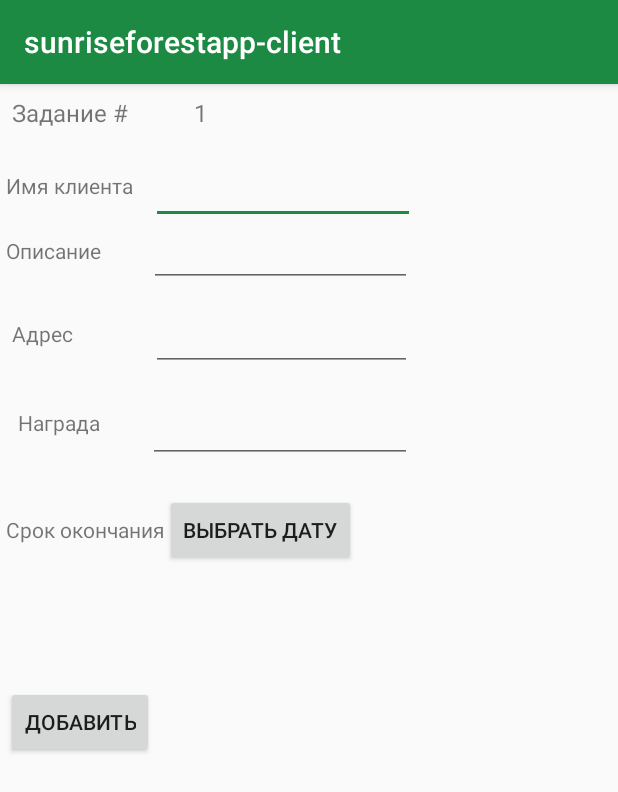
After one commit to Rexedead/sunriseforestapp-client, an Android app: the NewTaskActivity screen opened directly, with no data from a screen before it, on a phone screen of 412 x 824 dp. The commit adds this screen. Shown: the top 792 px of the screen. Run offline under Robolectric (Android 15) with nearby library versions, the phone set to English and light mode, and no system bars.

Commit message:
little UI changes, FAB, newtaskactivity

```diff
--- a/app/src/main/AndroidManifest.xml
+++ b/app/src/main/AndroidManifest.xml
@@ -30,6 +30,8 @@
                 android:name="android.support.PARENT_ACTIVITY"
                 android:value="pro.sunriseforest.sunriseforestapp_client.ui.TaskDeskActivity" />
         </activity>
+        <activity android:name=".ui.NewTaskActivity"
+            android:launchMode="singleTop"/>
     </application>
 
 </manifest>
--- /dev/null
+++ b/app/src/main/java/pro/sunriseforest/sunriseforestapp_client/ui/NewTaskActivity.java
@@ -0,0 +1,116 @@
+package pro.sunriseforest.sunriseforestapp_client.ui;
+
+import android.app.DatePickerDialog;
+import android.os.Bundle;
+import android.support.design.widget.Snackbar;
+import android.support.v7.app.AppCompatActivity;
+import android.view.View;
+import android.widget.Button;
+import android.widget.DatePicker;
+import android.widget.EditText;
+import android.widget.TextView;
+
+import java.util.Calendar;
+
+import pro.sunriseforest.sunriseforestapp_client.R;
+import pro.sunriseforest.sunriseforestapp_client.date.DataBaseHelper;
+import pro.sunriseforest.sunriseforestapp_client.models.Task;
+
+
+public class NewTaskActivity extends AppCompatActivity {
+
+    private DataBaseHelper mServerHelper;
+    Calendar dateAndTime = Calendar.getInstance();
+    Button mTaskDeadline;
+
+    @Override
+    protected void onCreate(Bundle savedInstanceState) {
+        super.onCreate(savedInstanceState);
+        setContentView(R.layout.new_task_activity);
+
+        TextView mTaskId = findViewById(R.id.newTask_id_textView);
+
+        final EditText mClientName = findViewById(R.id.newTask_clientName_editText);
+        final EditText mTaskDescription = findViewById(R.id.newTask_text_editText);
+        final EditText mTaskAddress = findViewById(R.id.newTask_address_editText);
+        final EditText mTaskReward = findViewById(R.id.newTask_reward_editText);
+        mTaskDeadline = findViewById(R.id.newTask_deadline_button);
+        Button mAddNewTask = findViewById(R.id.newTask_add_button);
+
+        mServerHelper = DataBaseHelper.getInstance();
+        mTaskId.setText(String.valueOf(mServerHelper.getTasks().size() + 1));
+
+
+        mTaskDeadline.setOnClickListener(new View.OnClickListener() {
+            @Override
+            public void onClick(View v) {
+                setDate();
+            }
+        });
+
+
+        mAddNewTask.setOnClickListener(new View.OnClickListener() {
+            @Override
+            public void onClick(View v) {
+
+                boolean checkForEmptyField = validateNotEmpty(new EditText[]{
+                        mClientName,
+                        mTaskDescription,
+                        mTaskAddress,
+                        mTaskReward,
+                });
+
+
+                if (!checkForEmptyField) {
+                    Snackbar.make(v, "Неверно заполнены поля", Snackbar.LENGTH_LONG)
+                            .setAction("Action", null).show();
+                } else {
+                    mServerHelper.addNewTask(new Task(
+                            mServerHelper.getTasks().size() + 1,
+                            mClientName.getText().toString(),
+                            (byte)101,
+//                          mTaskAddress.getText().toString(),
+                            Calendar.getInstance().getTime().toString(),
+                            Integer.parseInt(mTaskReward.getText().toString())
+//                          mTaskDeadline.getText().toString(),
+                    ));
+                    finish();
+                }
+            }
+        });
+
+
+    }
+
+    private boolean validateNotEmpty(EditText[] fields) {
+        for (EditText currentField : fields) {
+            if (currentField.getText().toString().length() <= 0) {
+                return false;
+            }
+        }
+        return true;
+    }
+
+
+    private void setDate() {
+        new DatePickerDialog(NewTaskActivity.this, d,
+                dateAndTime.get(Calendar.YEAR),
+                dateAndTime.get(Calendar.MONTH),
+                dateAndTime.get(Calendar.DAY_OF_MONTH))
+                .show();
+
+    }
+
+
+    DatePickerDialog.OnDateSetListener d = new DatePickerDialog.OnDateSetListener() {
+        public void onDateSet(DatePicker view, int year, int monthOfYear, int dayOfMonth) {
+            dateAndTime.set(Calendar.YEAR, year);
+            dateAndTime.set(Calendar.MONTH, monthOfYear);
+            dateAndTime.set(Calendar.DAY_OF_MONTH, dayOfMonth);
+            mTaskDeadline.setText(getString(R.string.date_pick, dayOfMonth, monthOfYear, year));
+
+        }
+    };
+
+
+}
--- /dev/null
+++ b/app/src/main/res/layout/new_task_activity.xml
@@ -0,0 +1,141 @@
+<?xml version="1.0" encoding="utf-8"?>
+<android.support.constraint.ConstraintLayout xmlns:android="http://schemas.android.com/apk/res/android"
+    xmlns:app="http://schemas.android.com/apk/res-auto"
+    xmlns:tools="http://schemas.android.com/tools"
+    android:layout_width="match_parent"
+    android:layout_height="match_parent"
+    tools:context=".ui.NewTaskActivity">
+
+    <TextView
+        android:id="@+id/newTask_id_text_textView"
+        android:layout_width="wrap_content"
+        android:layout_height="wrap_content"
+        android:layout_marginStart="8dp"
+        android:layout_marginTop="8dp"
+        android:text="Задание #"
+        android:textSize="16sp"
+        app:layout_constraintStart_toStartOf="parent"
+        app:layout_constraintTop_toTopOf="parent" />
+
+    <TextView
+        android:id="@+id/newTask_id_textView"
+        android:layout_width="58dp"
+        android:layout_height="20dp"
+        android:layout_marginStart="44dp"
+        android:text="ID"
+        android:textSize="16sp"
+        app:layout_constraintBaseline_toBaselineOf="@+id/newTask_id_text_textView"
+        app:layout_constraintStart_toEndOf="@+id/newTask_id_text_textView" />
+
+    <TextView
+        android:id="@+id/newTask_name_textView"
+        android:layout_width="wrap_content"
+        android:layout_height="wrap_content"
+        android:layout_marginStart="4dp"
+        android:layout_marginTop="28dp"
+        android:text="Имя клиента"
+        app:layout_constraintStart_toStartOf="parent"
+        app:layout_constraintTop_toBottomOf="@+id/newTask_id_text_textView" />
+
+    <EditText
+        android:id="@+id/newTask_clientName_editText"
+        android:layout_width="176dp"
+        android:layout_height="49dp"
+        android:layout_marginStart="12dp"
+        android:textSize="12sp"
+        app:layout_constraintBaseline_toBaselineOf="@+id/newTask_name_textView"
+        app:layout_constraintStart_toEndOf="@+id/newTask_name_textView" />
+
+    <TextView
+        android:id="@+id/newTask_description_textView"
+        android:layout_width="wrap_content"
+        android:layout_height="wrap_content"
+        android:layout_marginStart="4dp"
+        android:layout_marginTop="24dp"
+        android:text="Описание"
+        app:layout_constraintStart_toStartOf="parent"
+        app:layout_constraintTop_toBottomOf="@+id/newTask_name_textView" />
+
+    <EditText
+        android:id="@+id/newTask_text_editText"
+        android:layout_width="175dp"
+        android:layout_height="46dp"
+        android:layout_marginStart="32dp"
+        android:inputType="textMultiLine"
+        android:textSize="12sp"
+        app:layout_constraintBaseline_toBaselineOf="@+id/newTask_description_textView"
+        app:layout_constraintStart_toEndOf="@+id/newTask_description_textView" />
+
+    <TextView
+        android:id="@+id/newTask_address_textView"
+        android:layout_width="wrap_content"
+        android:layout_height="wrap_content"
+        android:layout_marginStart="8dp"
+        android:layout_marginTop="36dp"
+        android:text="Адрес"
+        app:layout_constraintStart_toStartOf="parent"
+        app:layout_constraintTop_toBottomOf="@+id/newTask_description_textView" />
+
+    <EditText
+        android:id="@+id/newTask_address_editText"
+        android:layout_width="174dp"
+        android:layout_height="48dp"
+        android:layout_marginStart="52dp"
+        android:inputType="textMultiLine"
+        android:textSize="12sp"
+        app:layout_constraintBaseline_toBaselineOf="@+id/newTask_address_textView"
+        app:layout_constraintStart_toEndOf="@+id/newTask_address_textView" />
+
+    <TextView
+        android:id="@+id/newTask_reward_textView"
+        android:layout_width="wrap_content"
+        android:layout_height="wrap_content"
+        android:layout_marginStart="12dp"
+        android:layout_marginTop="40dp"
+        android:text="Награда"
+        app:layout_constraintStart_toStartOf="parent"
+        app:layout_constraintTop_toBottomOf="@+id/newTask_address_textView" />
+
+    <EditText
+        android:id="@+id/newTask_reward_editText"
+        android:layout_width="176dp"
+        android:layout_height="51dp"
+        android:layout_marginStart="32dp"
+        android:inputType="number"
+        android:textSize="12sp"
+        android:maxLength="9"
+        app:layout_constraintBaseline_toBaselineOf="@+id/newTask_reward_textView"
+        app:layout_constraintStart_toEndOf="@+id/newTask_reward_textView" />
+
+
+    <TextView
+        android:id="@+id/newTask_deadline_textView"
+        android:layout_width="wrap_content"
+        android:layout_height="wrap_content"
+        android:layout_marginStart="4dp"
+        android:layout_marginTop="52dp"
+        android:text="Срок окончания"
+        app:layout_constraintStart_toStartOf="parent"
+        app:layout_constraintTop_toBottomOf="@+id/newTask_reward_textView" />
+
+    <Button
+        android:id="@+id/newTask_deadline_button"
+        android:layout_width="wrap_content"
+        android:layout_height="wrap_content"
+        android:text="Выбрать дату"
+        app:layout_constraintBaseline_toBaselineOf="@+id/newTask_deadline_textView"
+        app:layout_constraintStart_toEndOf="@+id/newTask_deadline_textView"/>
+
+
+    <Button
+        android:id="@+id/newTask_add_button"
+        android:layout_width="wrap_content"
+        android:layout_height="wrap_content"
+        android:layout_marginStart="4dp"
+        android:layout_marginTop="80dp"
+        android:text="Добавить"
+        app:layout_constraintStart_toStartOf="parent"
+        app:layout_constraintTop_toBottomOf="@+id/newTask_deadline_button" />
+
+
+</android.support.constraint.ConstraintLayout>
--- a/app/src/main/res/values/colors.xml
+++ b/app/src/main/res/values/colors.xml
@@ -15,6 +15,8 @@
     <color name="status_103">#ffab00</color>
     <color name="status_104">#6200ea</color>
     <color name="status_105">#616161</color>
+    <color name="auth_button">#0F9D58</color>
+    <color name="auth_button_text">#fff</color>
 
 
 </resources>
--- a/app/src/main/res/values/strings.xml
+++ b/app/src/main/res/values/strings.xml
@@ -23,4 +23,5 @@
     <string name="client">Заказчик:</string>
     <string name="contractor">Исполнитель:</string>
     <string name="nocontractor">пока нет:</string>
+    <string name="date_pick">%1$d / %2$d / %3$d</string>
 </resources>
```
Also changed, not shown: app/src/main/java/pro/sunriseforest/sunriseforestapp_client/date/DataBaseHelper.java (+7 -0 lines), app/src/main/java/pro/sunriseforest/sunriseforestapp_client/models/Task.java (+4 -4 lines), app/src/main/java/pro/sunriseforest/sunriseforestapp_client/ui/TaskDeskActivity.java (+11 -0 lines), app/src/main/res/layout/login_activity.xml (+8 -4 lines), app/src/main/res/layout/registration_activity.xml (+4 -11 lines), app/src/main/res/layout/taskdesk_activity.xml (+8 -0 lines).
